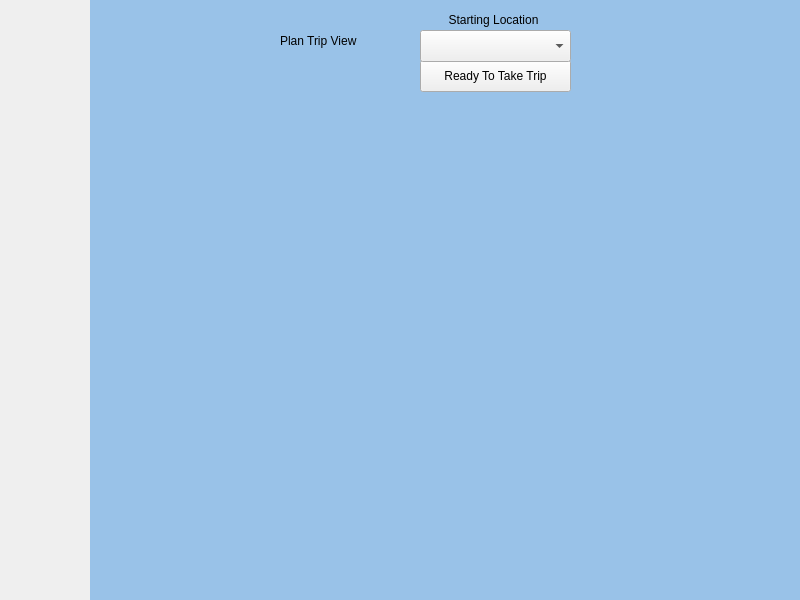
Before: the Qt Designer form src/windows/mainwindow.ui in fast-food-finder-associates/FastFoodFinder, drawn with Qt 5.
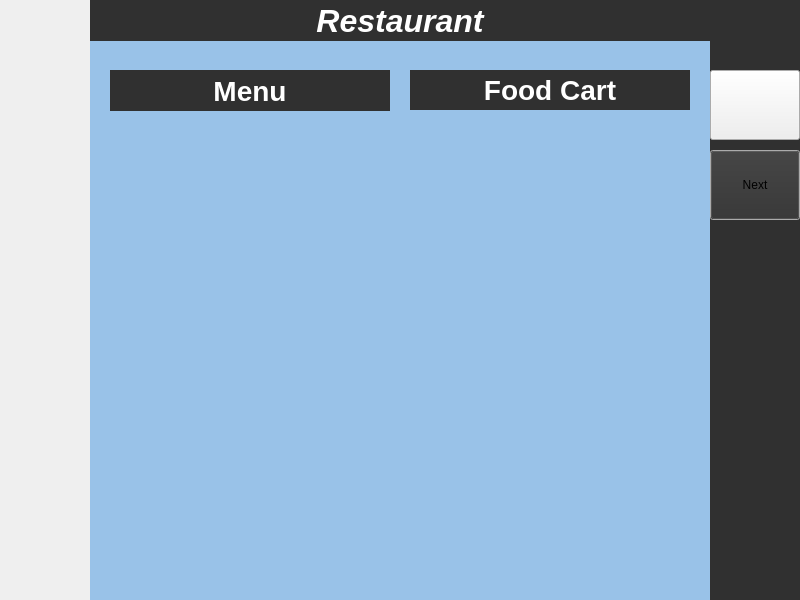
After: the same form once the commit is applied. The open tabs and pages were chosen to show the change. Icons and pictures are not drawn.

```diff
--- a/src/windows/mainwindow.ui
+++ b/src/windows/mainwindow.ui
@@ -23,6 +23,9 @@
    <iconset resource="../../res.qrc">
     <normaloff>:/res/fff128.png</normaloff>:/res/fff128.png</iconset>
   </property>
+  <property name="styleSheet">
+   <string notr="true"/>
+  </property>
   <widget class="QWidget" name="centralwidget">
    <property name="sizePolicy">
     <sizepolicy hsizetype="Expanding" vsizetype="Expanding">
@@ -30,6 +33,40 @@
      <verstretch>0</verstretch>
     </sizepolicy>
    </property>
+   <property name="styleSheet">
+    <string notr="true">QWidget#dashboardView { 
+background: url(:/res/artboard.png);
+background-color: #D2E1FF;
+color: #BDCAE5
+}
+
+/* plan trip view start */
+QWidget#rightBar {
+background-color: #303030;
+}
+
+QWidget#planTripView { background-color: #99C2E8; }
+
+QWidget#planTrip_header {
+background-color: #303030;
+color:white;
+}
+
+QWidget#planTripListDrop_header{
+background-color: #e5e5e5 ;
+}
+
+QWidget#activeTrip_warning_noStart {
+background-color: red;
+color:white;
+}
+
+QWidget#activeTrip_warning_emptyList {
+background-color: red;
+color:white;
+}
+/* plan trip view end */</string>
+   </property>
    <widget class="QStackedWidget" name="mainViews">
     <property name="geometry">
      <rect>
@@ -81,85 +118,746 @@
     </widget>
     <widget class="QWidget" name="planTripView">
      <property name="styleSheet">
-      <string notr="true">QWidget#planTripView { background-color: #99C2E8; }</string>
+      <string notr="true"/>
      </property>
-     <widget class="QLabel" name="label">
+     <widget class="QStackedWidget" name="planTripStack">
       <property name="geometry">
        <rect>
-        <x>190</x>
-        <y>10</y>
-        <width>121</width>
-        <height>61</height>
-       </rect>
-      </property>
-      <property name="text">
-       <string>Plan Trip View</string>
-      </property>
-      <property name="scaledContents">
-       <bool>false</bool>
-      </property>
-     </widget>
-     <widget class="QWidget" name="planTripListDrag" native="true">
-      <property name="geometry">
-       <rect>
-        <x>520</x>
+        <x>0</x>
         <y>0</y>
-        <width>191</width>
+        <width>711</width>
         <height>600</height>
        </rect>
       </property>
-     </widget>
-     <widget class="QWidget" name="planTripListDrop" native="true">
-      <property name="geometry">
-       <rect>
-        <x>70</x>
-        <y>109</y>
-        <width>381</width>
-        <height>491</height>
-       </rect>
+      <property name="styleSheet">
+       <string notr="true"/>
       </property>
-     </widget>
-     <widget class="QPushButton" name="TripButton">
-      <property name="geometry">
-       <rect>
-        <x>330</x>
-        <y>60</y>
-        <width>151</width>
-        <height>32</height>
-       </rect>
-      </property>
-      <property name="text">
-       <string>Ready To Take Trip</string>
-      </property>
-     </widget>
-     <widget class="QComboBox" name="startLocation">
-      <property name="geometry">
-       <rect>
-        <x>330</x>
-        <y>30</y>
-        <width>151</width>
-        <height>32</height>
-       </rect>
-      </property>
-     </widget>
-     <widget class="QLabel" name="label_2">
-      <property name="geometry">
-       <rect>
-        <x>338</x>
-        <y>10</y>
-        <width>131</width>
-        <height>20</height>
-       </rect>
-      </property>
-      <property name="text">
-       <string>Starting Location</string>
-      </property>
-      <property name="alignment">
-       <set>Qt::AlignCenter</set>
-      </property>
-      <property name="buddy">
-       <cstring>startLocation</cstring>
-      </property>
+      <widget class="QWidget" name="planTrip">
+       <property name="styleSheet">
+        <string notr="true"/>
+       </property>
+       <widget class="QLabel" name="planTrip_header">
+        <property name="geometry">
+         <rect>
+          <x>0</x>
+          <y>0</y>
+          <width>520</width>
+          <height>50</height>
+         </rect>
+        </property>
+        <property name="font">
+         <font>
+          <family>Microsoft Sans Serif</family>
+          <pointsize>18</pointsize>
+         </font>
+        </property>
+        <property name="styleSheet">
+         <string notr="true"/>
+        </property>
+        <property name="text">
+         <string>Plan Trip View</string>
+        </property>
+        <property name="scaledContents">
+         <bool>false</bool>
+        </property>
+        <property name="alignment">
+         <set>Qt::AlignCenter</set>
+        </property>
+       </widget>
+       <widget class="QLabel" name="startLocation_label">
+        <property name="geometry">
+         <rect>
+          <x>100</x>
+          <y>50</y>
+          <width>130</width>
+          <height>20</height>
+         </rect>
+        </property>
+        <property name="sizePolicy">
+         <sizepolicy hsizetype="Fixed" vsizetype="Fixed">
+          <horstretch>0</horstretch>
+          <verstretch>0</verstretch>
+         </sizepolicy>
+        </property>
+        <property name="font">
+         <font>
+          <pointsize>14</pointsize>
+          <weight>75</weight>
+          <bold>true</bold>
+         </font>
+        </property>
+        <property name="text">
+         <string>Starting Location</string>
+        </property>
+        <property name="alignment">
+         <set>Qt::AlignCenter</set>
+        </property>
+       </widget>
+       <widget class="QComboBox" name="startLocation">
+        <property name="geometry">
+         <rect>
+          <x>90</x>
+          <y>65</y>
+          <width>160</width>
+          <height>30</height>
+         </rect>
+        </property>
+       </widget>
+       <widget class="QPushButton" name="TripButton">
+        <property name="geometry">
+         <rect>
+          <x>270</x>
+          <y>65</y>
+          <width>160</width>
+          <height>30</height>
+         </rect>
+        </property>
+        <property name="text">
+         <string>Ready To Take Trip</string>
+        </property>
+       </widget>
+       <widget class="QWidget" name="planTripListDrop" native="true">
+        <property name="geometry">
+         <rect>
+          <x>70</x>
+          <y>100</y>
+          <width>380</width>
+          <height>480</height>
+         </rect>
+        </property>
+       </widget>
+       <widget class="QWidget" name="planTripListDrag" native="true">
+        <property name="geometry">
+         <rect>
+          <x>520</x>
+          <y>0</y>
+          <width>191</width>
+          <height>600</height>
+         </rect>
+        </property>
+       </widget>
+       <widget class="QWidget" name="planTripListDrop_header" native="true">
+        <property name="geometry">
+         <rect>
+          <x>70</x>
+          <y>50</y>
+          <width>380</width>
+          <height>50</height>
+         </rect>
+        </property>
+       </widget>
+       <widget class="QLabel" name="activeTrip_warning_emptyList">
+        <property name="geometry">
+         <rect>
+          <x>270</x>
+          <y>49</y>
+          <width>160</width>
+          <height>20</height>
+         </rect>
+        </property>
+        <property name="font">
+         <font>
+          <pointsize>16</pointsize>
+          <weight>75</weight>
+          <italic>false</italic>
+          <bold>true</bold>
+          <underline>false</underline>
+         </font>
+        </property>
+        <property name="styleSheet">
+         <string notr="true"/>
+        </property>
+        <property name="frameShape">
+         <enum>QFrame::NoFrame</enum>
+        </property>
+        <property name="text">
+         <string>Empty List!</string>
+        </property>
+        <property name="alignment">
+         <set>Qt::AlignCenter</set>
+        </property>
+       </widget>
+       <widget class="QLabel" name="activeTrip_warning_noStart">
+        <property name="geometry">
+         <rect>
+          <x>90</x>
+          <y>49</y>
+          <width>160</width>
+          <height>20</height>
+         </rect>
+        </property>
+        <property name="font">
+         <font>
+          <pointsize>16</pointsize>
+          <weight>75</weight>
+          <italic>false</italic>
+          <bold>true</bold>
+          <underline>false</underline>
+         </font>
+        </property>
+        <property name="styleSheet">
+         <string notr="true">background-color: red;
+color:white;</string>
+        </property>
+        <property name="frameShape">
+         <enum>QFrame::NoFrame</enum>
+        </property>
+        <property name="text">
+         <string>Start Not Set!</string>
+        </property>
+        <property name="alignment">
+         <set>Qt::AlignCenter</set>
+        </property>
+       </widget>
+       <zorder>planTripListDrop_header</zorder>
+       <zorder>planTrip_header</zorder>
+       <zorder>startLocation_label</zorder>
+       <zorder>startLocation</zorder>
+       <zorder>TripButton</zorder>
+       <zorder>planTripListDrop</zorder>
+       <zorder>planTripListDrag</zorder>
+       <zorder>activeTrip_warning_emptyList</zorder>
+       <zorder>activeTrip_warning_noStart</zorder>
+      </widget>
+      <widget class="QWidget" name="activeTrip">
+       <property name="styleSheet">
+        <string notr="true">QWidget#activeTripRestaurant {
+background-color: #303030;
+font-size: 32px;
+color: white;
+font:bold italic;
+}
+
+QWidget#activeTripFoodCart {
+background-color: #303030;
+font-size: 28px;
+color: white;
+font:bold;
+}
+
+QWidget#activeTripMenu {
+background-color: #303030;
+font-size: 28px;
+color: white;
+font:bold ;
+}</string>
+       </property>
+       <widget class="QWidget" name="rightBar" native="true">
+        <property name="geometry">
+         <rect>
+          <x>620</x>
+          <y>0</y>
+          <width>90</width>
+          <height>600</height>
+         </rect>
+        </property>
+        <property name="sizePolicy">
+         <sizepolicy hsizetype="Fixed" vsizetype="Fixed">
+          <horstretch>0</horstretch>
+          <verstretch>0</verstretch>
+         </sizepolicy>
+        </property>
+        <widget class="QPushButton" name="checkout">
+         <property name="geometry">
+          <rect>
+           <x>0</x>
+           <y>70</y>
+           <width>90</width>
+           <height>70</height>
+          </rect>
+         </property>
+         <property name="font">
+          <font>
+           <family>Font Awesome 5 Free</family>
+           <pointsize>42</pointsize>
+           <weight>50</weight>
+           <bold>false</bold>
+          </font>
+         </property>
+         <property name="text">
+          <string/>
+         </property>
+        </widget>
+        <widget class="QPushButton" name="next">
+         <property name="geometry">
+          <rect>
+           <x>0</x>
+           <y>150</y>
+           <width>90</width>
+           <height>70</height>
+          </rect>
+         </property>
+         <property name="palette">
+          <palette>
+           <active>
+            <colorrole role="WindowText">
+             <brush brushstyle="SolidPattern">
+              <color alpha="216">
+               <red>0</red>
+               <green>0</green>
+               <blue>0</blue>
+              </color>
+             </brush>
+            </colorrole>
+            <colorrole role="Button">
+             <brush brushstyle="SolidPattern">
+              <color alpha="255">
+               <red>48</red>
+               <green>204</green>
+               <blue>48</blue>
+              </color>
+             </brush>
+            </colorrole>
+            <colorrole role="Light">
+             <brush brushstyle="SolidPattern">
+              <color alpha="255">
+               <red>166</red>
+               <green>255</green>
+               <blue>255</blue>
+              </color>
+             </brush>
+            </colorrole>
+            <colorrole role="Midlight">
+             <brush brushstyle="SolidPattern">
+              <color alpha="255">
+               <red>245</red>
+               <green>130</green>
+               <blue>245</blue>
+              </color>
+             </brush>
+            </colorrole>
+            <colorrole role="Dark">
+             <brush brushstyle="SolidPattern">
+              <color alpha="255">
+               <red>191</red>
+               <green>191</green>
+               <blue>242</blue>
+              </color>
+             </brush>
+            </colorrole>
+            <colorrole role="Mid">
+             <brush brushstyle="SolidPattern">
+              <color alpha="255">
+               <red>169</red>
+               <green>169</green>
+               <blue>238</blue>
+              </color>
+             </brush>
+            </colorrole>
+            <colorrole role="Text">
+             <brush brushstyle="SolidPattern">
+              <color alpha="216">
+               <red>0</red>
+               <green>0</green>
+               <blue>0</blue>
+              </color>
+             </brush>
+            </colorrole>
+            <colorrole role="ButtonText">
+             <brush brushstyle="SolidPattern">
+              <color alpha="255">
+               <red>0</red>
+               <green>0</green>
+               <blue>0</blue>
+              </color>
+             </brush>
+            </colorrole>
+            <colorrole role="Highlight">
+             <brush brushstyle="SolidPattern">
+              <color alpha="255">
+               <red>77</red>
+               <green>243</green>
+               <blue>235</blue>
+              </color>
+             </brush>
+            </colorrole>
+            <colorrole role="HighlightedText">
+             <brush brushstyle="SolidPattern">
+              <color alpha="216">
+               <red>0</red>
+               <green>0</green>
+               <blue>0</blue>
+              </color>
+             </brush>
+            </colorrole>
+            <colorrole role="Link">
+             <brush brushstyle="SolidPattern">
+              <color alpha="255">
+               <red>0</red>
+               <green>228</green>
+               <blue>255</blue>
+              </color>
+             </brush>
+            </colorrole>
+            <colorrole role="AlternateBase">
+             <brush brushstyle="SolidPattern">
+              <color alpha="255">
+               <red>128</red>
+               <green>118</green>
+               <blue>173</blue>
+              </color>
+             </brush>
+            </colorrole>
+            <colorrole role="NoRole">
+             <brush brushstyle="SolidPattern">
+              <color alpha="255">
+               <red>244</red>
+               <green>0</green>
+               <blue>0</blue>
+              </color>
+             </brush>
+            </colorrole>
+            <colorrole role="PlaceholderText">
+             <brush brushstyle="SolidPattern">
+              <color alpha="128">
+               <red>0</red>
+               <green>0</green>
+               <blue>0</blue>
+              </color>
+             </brush>
+            </colorrole>
+           </active>
+           <inactive>
+            <colorrole role="WindowText">
+             <brush brushstyle="SolidPattern">
+              <color alpha="216">
+               <red>0</red>
+               <green>0</green>
+               <blue>0</blue>
+              </color>
+             </brush>
+            </colorrole>
+            <colorrole role="Button">
+             <brush brushstyle="SolidPattern">
+              <color alpha="255">
+               <red>48</red>
+               <green>48</green>
+               <blue>48</blue>
+              </color>
+             </brush>
+            </colorrole>
+            <colorrole role="Light">
+             <brush brushstyle="SolidPattern">
+              <color alpha="255">
+               <red>166</red>
+               <green>255</green>
+               <blue>255</blue>
+              </color>
+             </brush>
+            </colorrole>
+            <colorrole role="Midlight">
+             <brush brushstyle="SolidPattern">
+              <color alpha="255">
+               <red>245</red>
+               <green>130</green>
+               <blue>245</blue>
+              </color>
+             </brush>
+            </colorrole>
+            <colorrole role="Dark">
+             <brush brushstyle="SolidPattern">
+              <color alpha="255">
+               <red>191</red>
+               <green>191</green>
+               <blue>242</blue>
+              </color>
+             </brush>
+            </colorrole>
+            <colorrole role="Mid">
+             <brush brushstyle="SolidPattern">
+              <color alpha="255">
+               <red>169</red>
+               <green>169</green>
+               <blue>238</blue>
+              </color>
+             </brush>
+            </colorrole>
+            <colorrole role="Text">
+             <brush brushstyle="SolidPattern">
+              <color alpha="216">
+               <red>0</red>
+               <green>0</green>
+               <blue>0</blue>
+              </color>
+             </brush>
+            </colorrole>
+            <colorrole role="ButtonText">
+             <brush brushstyle="SolidPattern">
+              <color alpha="255">
+               <red>0</red>
+               <green>0</green>
+               <blue>0</blue>
+              </color>
+             </brush>
+            </colorrole>
+            <colorrole role="Highlight">
+             <brush brushstyle="SolidPattern">
+              <color alpha="255">
+               <red>77</red>
+               <green>243</green>
+               <blue>235</blue>
+              </color>
+             </brush>
+            </colorrole>
+            <colorrole role="HighlightedText">
+             <brush brushstyle="SolidPattern">
+              <color alpha="216">
+               <red>0</red>
+               <green>0</green>
+               <blue>0</blue>
+              </color>
+             </brush>
+            </colorrole>
+            <colorrole role="Link">
+             <brush brushstyle="SolidPattern">
+              <color alpha="255">
+               <red>0</red>
+               <green>247</green>
+               <blue>255</blue>
+              </color>
+             </brush>
+            </colorrole>
+            <colorrole role="AlternateBase">
+             <brush brushstyle="SolidPattern">
+              <color alpha="255">
+               <red>128</red>
+               <green>118</green>
+               <blue>173</blue>
+              </color>
+             </brush>
+            </colorrole>
+            <colorrole role="NoRole">
+             <brush brushstyle="SolidPattern">
+              <color alpha="255">
+               <red>0</red>
+               <green>0</green>
+               <blue>0</blue>
+              </color>
+             </brush>
+            </colorrole>
+            <colorrole role="PlaceholderText">
+             <brush brushstyle="SolidPattern">
+              <color alpha="128">
+               <red>0</red>
+               <green>0</green>
+               <blue>0</blue>
+              </color>
+             </brush>
+            </colorrole>
+           </inactive>
+           <disabled>
+            <colorrole role="WindowText">
+             <brush brushstyle="SolidPattern">
+              <color alpha="255">
+               <red>191</red>
+               <green>191</green>
+               <blue>242</blue>
+              </color>
+             </brush>
+            </colorrole>
+            <colorrole role="Button">
+             <brush brushstyle="SolidPattern">
+              <color alpha="255">
+               <red>48</red>
+               <green>48</green>
+               <blue>48</blue>
+              </color>
+             </brush>
+            </colorrole>
+            <colorrole role="Light">
+             <brush brushstyle="SolidPattern">
+              <color alpha="255">
+               <red>166</red>
+               <green>255</green>
+               <blue>255</blue>
+              </color>
+             </brush>
+            </colorrole>
+            <colorrole role="Midlight">
+             <brush brushstyle="SolidPattern">
+              <color alpha="255">
+               <red>245</red>
+               <green>130</green>
+               <blue>245</blue>
+              </color>
+             </brush>
+            </colorrole>
+            <colorrole role="Dark">
+             <brush brushstyle="SolidPattern">
+              <color alpha="255">
+               <red>191</red>
+               <green>191</green>
+               <blue>242</blue>
+              </color>
+             </brush>
+            </colorrole>
+            <colorrole role="Mid">
+             <brush brushstyle="SolidPattern">
+              <color alpha="255">
+               <red>169</red>
+               <green>169</green>
+               <blue>238</blue>
+              </color>
+             </brush>
+            </colorrole>
+            <colorrole role="Text">
+             <brush brushstyle="SolidPattern">
+              <color alpha="255">
+               <red>191</red>
+               <green>191</green>
+               <blue>242</blue>
+              </color>
+             </brush>
+            </colorrole>
+            <colorrole role="ButtonText">
+             <brush brushstyle="SolidPattern">
+              <color alpha="255">
+               <red>191</red>
+               <green>191</green>
+               <blue>242</blue>
+              </color>
+             </brush>
+            </colorrole>
+            <colorrole role="Highlight">
+             <brush brushstyle="SolidPattern">
+              <color alpha="255">
+               <red>220</red>
+               <green>220</green>
+               <blue>220</blue>
+              </color>
+             </brush>
+            </colorrole>
+            <colorrole role="HighlightedText">
+             <brush brushstyle="SolidPattern">
+              <color alpha="255">
+               <red>0</red>
+               <green>229</green>
+               <blue>0</blue>
+              </color>
+             </brush>
+            </colorrole>
+            <colorrole role="Link">
+             <brush brushstyle="SolidPattern">
+              <color alpha="255">
+               <red>0</red>
+               <green>231</green>
+               <blue>255</blue>
+              </color>
+             </brush>
+            </colorrole>
+            <colorrole role="AlternateBase">
+             <brush brushstyle="SolidPattern">
+              <color alpha="255">
+               <red>128</red>
+               <green>118</green>
+               <blue>173</blue>
+              </color>
+             </brush>
+            </colorrole>
+            <colorrole role="NoRole">
+             <brush brushstyle="SolidPattern">
+              <color alpha="255">
+               <red>0</red>
+               <green>0</green>
+               <blue>0</blue>
+              </color>
+             </brush>
+            </colorrole>
+            <colorrole role="PlaceholderText">
+             <brush brushstyle="SolidPattern">
+              <color alpha="128">
+               <red>0</red>
+               <green>0</green>
+               <blue>0</blue>
+              </color>
+             </brush>
+            </colorrole>
+           </disabled>
+          </palette>
+         </property>
+         <property name="autoFillBackground">
+          <bool>false</bool>
+         </property>
+         <property name="styleSheet">
+          <string notr="true"/>
+         </property>
+         <property name="text">
+          <string>Next</string>
+         </property>
+        </widget>
+       </widget>
+       <widget class="QWidget" name="activeTripCart" native="true">
+        <property name="geometry">
+         <rect>
+          <x>320</x>
+          <y>110</y>
+          <width>280</width>
+          <height>490</height>
+         </rect>
+        </property>
+       </widget>
+       <widget class="QWidget" name="activeTripMenuWidget" native="true">
+        <property name="geometry">
+         <rect>
+          <x>20</x>
+          <y>110</y>
+          <width>280</width>
+          <height>490</height>
+         </rect>
+        </property>
+       </widget>
+       <widget class="QLabel" name="activeTripMenu">
+        <property name="geometry">
+         <rect>
+          <x>20</x>
+          <y>70</y>
+          <width>280</width>
+          <height>41</height>
+         </rect>
+        </property>
+        <property name="text">
+         <string>Menu</string>
+        </property>
+        <property name="alignment">
+         <set>Qt::AlignCenter</set>
+        </property>
+       </widget>
+       <widget class="QLabel" name="activeTripFoodCart">
+        <property name="geometry">
+         <rect>
+          <x>320</x>
+          <y>70</y>
+          <width>280</width>
+          <height>40</height>
+         </rect>
+        </property>
+        <property name="text">
+         <string>Food Cart</string>
+        </property>
+        <property name="alignment">
+         <set>Qt::AlignCenter</set>
+        </property>
+       </widget>
+       <widget class="QLabel" name="activeTripRestaurant">
+        <property name="geometry">
+         <rect>
+          <x>0</x>
+          <y>0</y>
+          <width>620</width>
+          <height>41</height>
+         </rect>
+        </property>
+        <property name="styleSheet">
+         <string notr="true"/>
+        </property>
+        <property name="text">
+         <string>Restaurant</string>
+        </property>
+        <property name="alignment">
+         <set>Qt::AlignCenter</set>
+        </property>
+       </widget>
+      </widget>
      </widget>
     </widget>
     <widget class="QWidget" name="viewRestaurantView">
```
Left out of the diff: 30 changed lines with no effect on the pictures.
